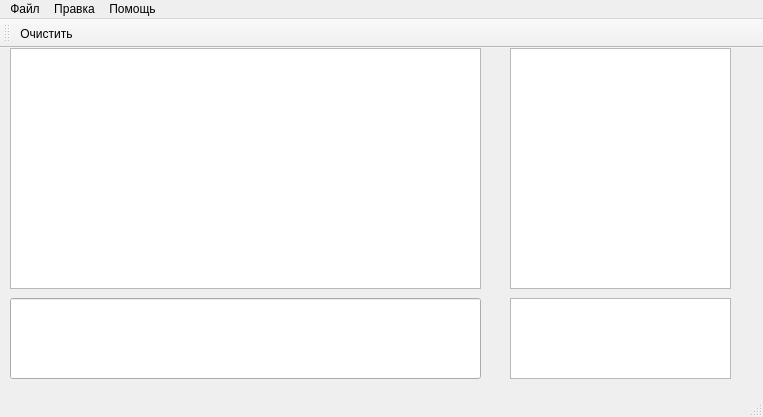
Old version of the form ui/main.ui in the repository SPC-project/SimplyDCS.
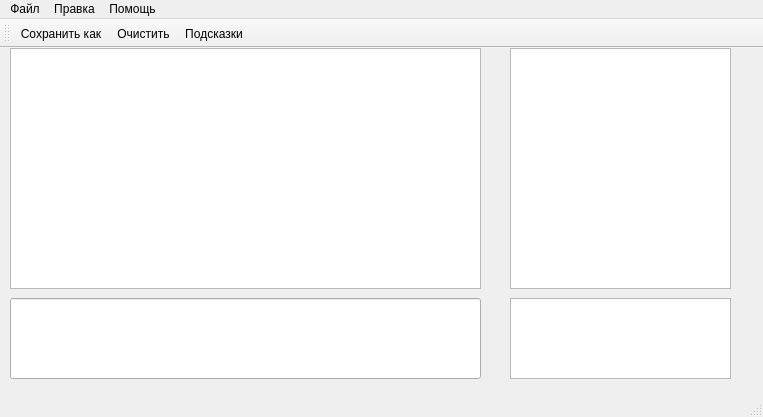
New version of the form. Icons and pictures are not drawn.

The edit to the form file:
```diff
--- a/ui/main.ui
+++ b/ui/main.ui
@@ -99,7 +99,9 @@
    <attribute name="toolBarBreak">
     <bool>false</bool>
    </attribute>
+   <addaction name="m_save"/>
    <addaction name="m_clear"/>
+   <addaction name="m_tips"/>
   </widget>
   <action name="m_exit">
    <property name="icon">
```
Left out of the diff: 5 changed lines with no effect on the pictures.
